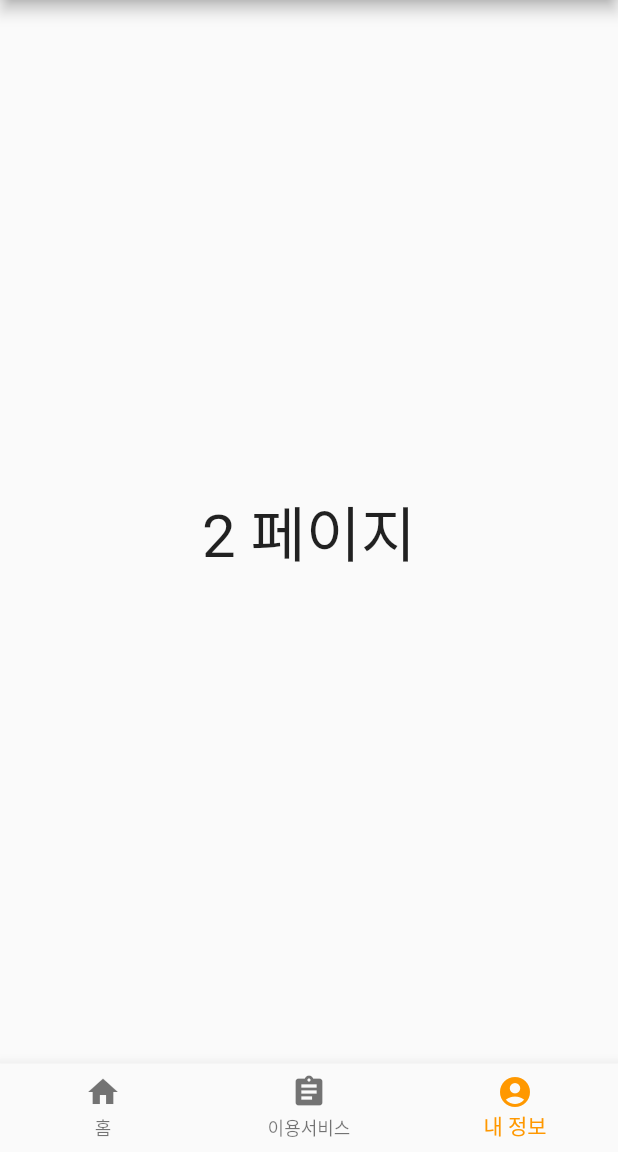
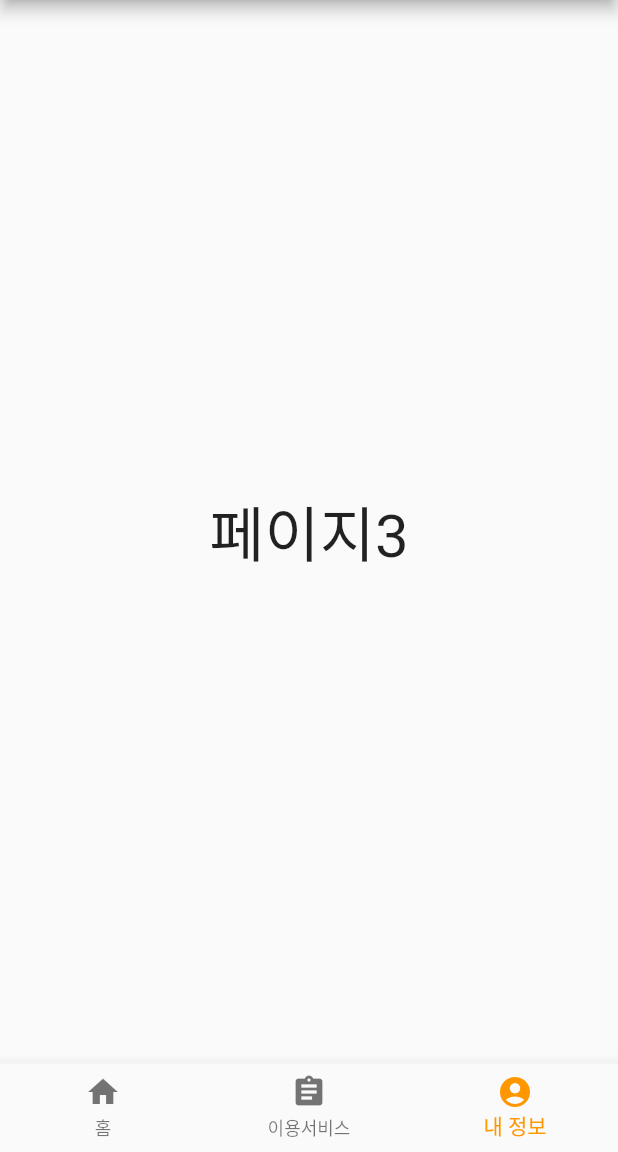
Before and after one commit to progh2/mirim-taxi, a Flutter app: the screen it shows after launch, item 3 of the bottom bar chosen, on a phone screen of 412 x 824 dp, the part 84-1236 px from its top. Run offline on Flutter 3.47's test engine with Material 2 defaults, Android fonts, the phone set to English and light mode, and no system bars.

Commit message:
#4 - 화면이 3개인 UI 작성

```diff
--- a/lib/main.dart
+++ b/lib/main.dart
@@ -26,6 +26,11 @@ class MyHomePage extends StatefulWidget {
 
 class _MyHomePageState extends State<MyHomePage> {
   var _index = 0; // 페이지 인덱스
+  var _pages = [
+    Page1(),
+    Page2(),
+    Page3(),
+  ];
 
   @override
   Widget build(BuildContext context) {
@@ -41,22 +46,17 @@ class _MyHomePageState extends State<MyHomePage> {
           )
         ],
       ),
-      body:Center(
-        child: Text(
-          '$_index 페이지',
-          style: TextStyle( fontSize: 40),
-        )
-      ),
+      body: _pages[_index],
       bottomNavigationBar: BottomNavigationBar(
-        onTap: (index){
+        onTap: (index) {
           setState(() {
             _index = index;
           });
         },
         currentIndex: _index,
-        items:<BottomNavigationBarItem>[
+        items: <BottomNavigationBarItem>[
           BottomNavigationBarItem(
-            title:Text('홈'),
+            title: Text('홈'),
             icon: Icon(Icons.home),
           ),
           BottomNavigationBarItem(
@@ -64,7 +64,7 @@ class _MyHomePageState extends State<MyHomePage> {
             icon: Icon(Icons.assignment),
           ),
           BottomNavigationBarItem(
-            title:Text('내 정보'),
+            title: Text('내 정보'),
             icon: Icon(Icons.account_circle),
           ),
         ],
@@ -73,3 +73,39 @@ class _MyHomePageState extends State<MyHomePage> {
     );
   }
 }
+
+class Page1 extends StatelessWidget {
+  @override
+  Widget build(BuildContext context) {
+    return Center(
+        child: Text(
+          '홈 페이지',
+          style: TextStyle(fontSize: 40),
+        )
+    );
+  }
+}
+
+class Page2 extends StatelessWidget {
+  @override
+  Widget build(BuildContext context) {
+    return Center(
+        child: Text(
+          '페이지2',
+          style: TextStyle(fontSize: 40),
+        )
+    );
+  }
+}
+
+class Page3 extends StatelessWidget {
+  @override
+  Widget build(BuildContext context) {
+    return Center(
+        child: Text(
+          '페이지3',
+          style: TextStyle(fontSize: 40),
+        )
+    );
+  }
+}
```
